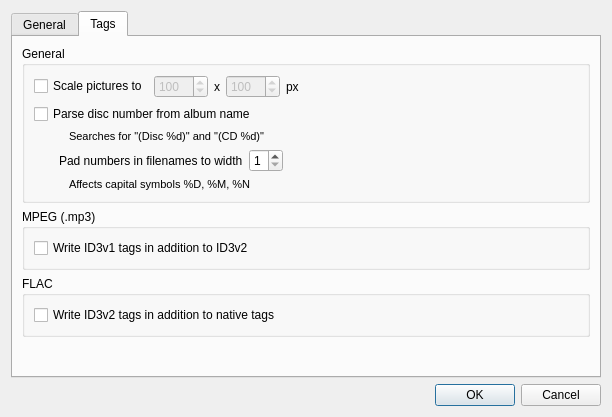
Old version of the form ui/settingsdialog.ui in the repository sjuvonen/coquillo.
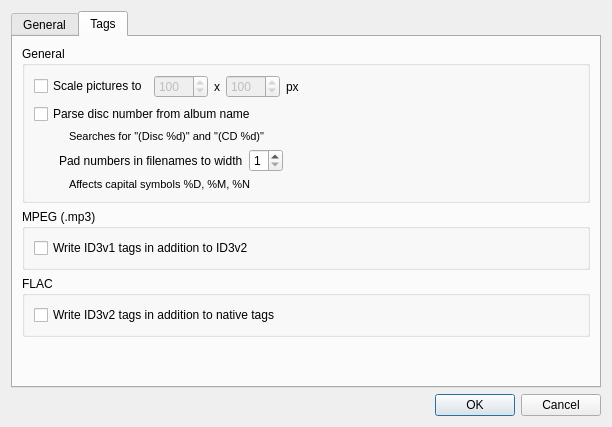
New version of the form. The open tabs and pages were chosen to show the change. Icons and pictures are not drawn.

```diff
--- a/ui/settingsdialog.ui
+++ b/ui/settingsdialog.ui
@@ -7,7 +7,7 @@
     <x>0</x>
     <y>0</y>
     <width>612</width>
-    <height>417</height>
+    <height>427</height>
    </rect>
   </property>
   <property name="windowTitle">
```
Left out of the diff: 43 changed lines with no effect on the pictures.
